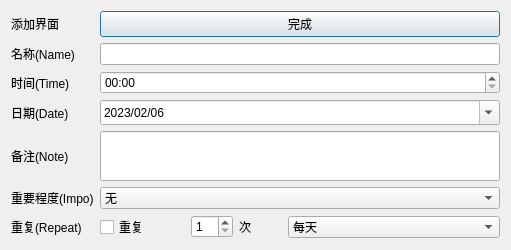
Old version of the form AppeaRemind/addnew.ui in the repository yzc0731/copy_from_xiang.
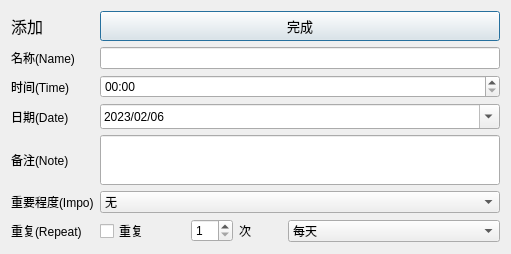
New version of the form.

Commit message: 和舒畅的代码合并，修改了两个小bug，给界面上的四个按钮加上了tooltip

Patch:
```diff
--- a/AppeaRemind/addnew.ui
+++ b/AppeaRemind/addnew.ui
@@ -7,7 +7,7 @@
     <x>0</x>
     <y>0</y>
     <width>511</width>
-    <height>249</height>
+    <height>251</height>
    </rect>
   </property>
   <property name="windowTitle">
@@ -157,6 +157,23 @@
    </item>
    <item row="0" column="2">
     <widget class="QPushButton" name="pushButton">
+     <property name="sizePolicy">
+      <sizepolicy hsizetype="Minimum" vsizetype="Fixed">
+       <horstretch>0</horstretch>
+       <verstretch>30</verstretch>
+      </sizepolicy>
+     </property>
+     <property name="minimumSize">
+      <size>
+       <width>0</width>
+       <height>30</height>
+      </size>
+     </property>
+     <property name="font">
+      <font>
+       <pointsize>10</pointsize>
+      </font>
+     </property>
      <property name="text">
       <string>完成</string>
      </property>
@@ -194,13 +211,6 @@
      </property>
     </widget>
    </item>
-   <item row="0" column="0">
-    <widget class="QLabel" name="label">
-     <property name="text">
-      <string>添加界面</string>
-     </property>
-    </widget>
-   </item>
    <item row="6" column="0">
     <widget class="QLabel" name="label_3">
      <property name="text">
@@ -257,6 +267,24 @@
      </item>
     </layout>
    </item>
+   <item row="0" column="0">
+    <widget class="QLabel" name="label">
+     <property name="minimumSize">
+      <size>
+       <width>30</width>
+       <height>30</height>
+      </size>
+     </property>
+     <property name="font">
+      <font>
+       <pointsize>12</pointsize>
+      </font>
+     </property>
+     <property name="text">
+      <string>添加</string>
+     </property>
+    </widget>
+   </item>
   </layout>
  </widget>
  <resources/>
```
The commit also changes 40 other files.
